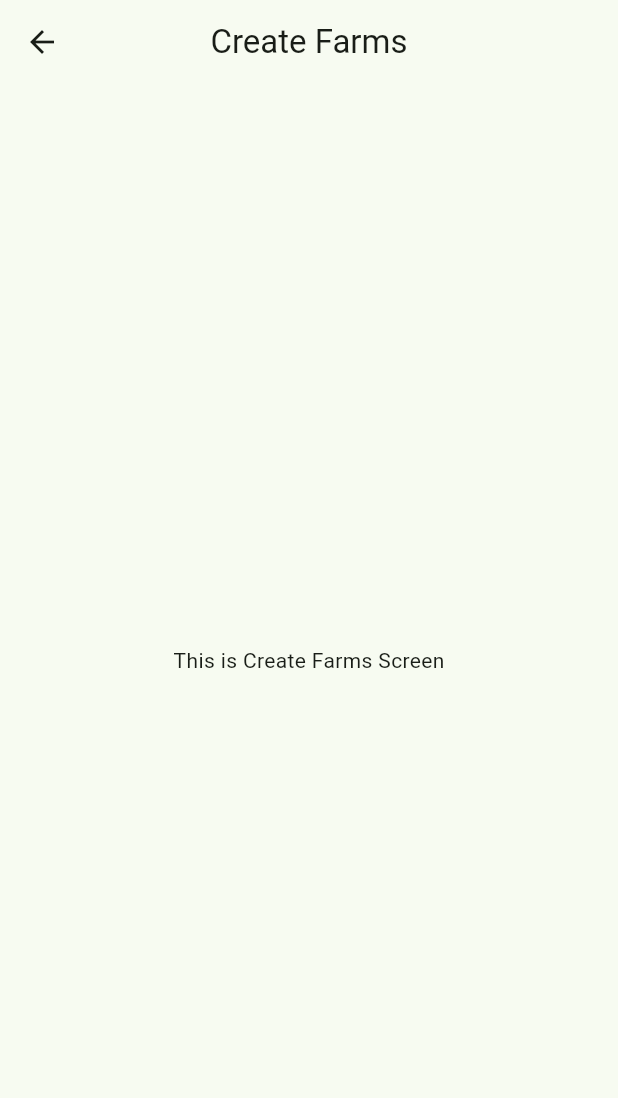
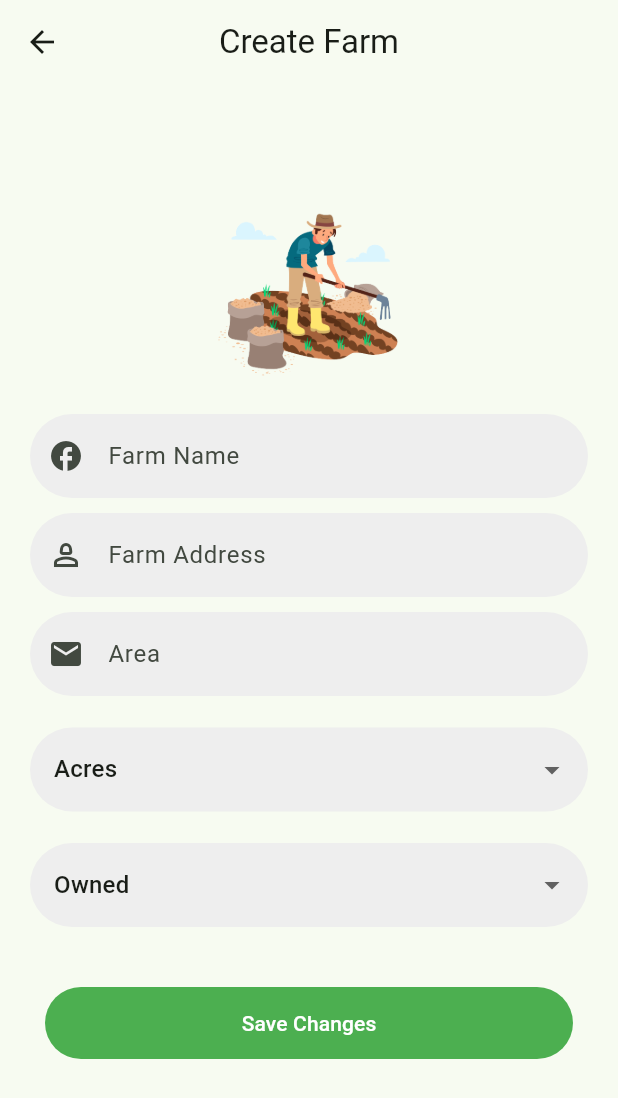
Before and after one commit to ShriHerwade/sheti_next, a Flutter app: the CreateFarms screen opened directly, on a phone screen of 412 x 824 dp. Shown: the top 1098 px of the screen. Run offline on Flutter 3.47's test engine with Material 2 defaults, Android fonts, the phone set to English and light mode, and no system bars; our stand-ins replace google_nav_bar, introduction_screen, shared_preferences, sqflite, toast; accounts and stored records are empty.

Commit message:
create farm done

```diff
--- a/lib/main.dart
+++ b/lib/main.dart
@@ -1,4 +1,5 @@
 import 'package:flutter/material.dart';
+import 'package:sheti_next/zebra/screen/farming/CreateFarmScreen.dart';
 import 'package:sheti_next/zebra/screen/farming/HomeScreen.dart';
 import 'package:sheti_next/zebra/screen/user/LoginScreen.dart';
 
@@ -20,7 +21,7 @@ class MyApp extends StatelessWidget {
           primarySwatch: Colors.lightGreen,
           useMaterial3: true,
         ),
-        home: LoginScreen()
+        home: CreateFarms()
     );
   }
 }
--- /dev/null
+++ b/lib/zebra/common/widgets/NxDropDownFormField.dart
@@ -0,0 +1,70 @@
+import 'package:flutter/material.dart';
+
+class NxDDFormField extends StatefulWidget {
+  final List<String> options;
+  final String value;
+  final ValueChanged<String> onChanged;
+  String label="";
+
+  NxDDFormField({
+    required this.options,
+    required this.value,
+    required this.onChanged,
+    //this.label,
+  });
+
+  @override
+  _NxDDFormFieldState createState() => _NxDDFormFieldState();
+}
+
+class _NxDDFormFieldState extends State<NxDDFormField> {
+  @override
+  Widget build(BuildContext context) {
+    return Container(
+      padding: EdgeInsets.symmetric(horizontal: 20.0),
+      child: Column(
+        children: <Widget>[
+          Text(
+            widget.label,
+            style: TextStyle(
+              fontWeight: FontWeight.bold,
+            ),
+          ),
+
+          DropdownButtonFormField<String>(
+            value: widget.value,
+            items: widget.options.map((String value) {
+              return DropdownMenuItem<String>(
+                value: value,
+                child: Text(value),
+              );
+            }).toList(),
+            onChanged: (String? newValue) {
+              if (newValue != null) {
+                widget.onChanged(newValue);
+              }
+            },
+      decoration: InputDecoration(
+      enabledBorder: OutlineInputBorder(
+      borderRadius: BorderRadius.all(Radius.circular(30.0)),
+      borderSide: BorderSide(color: Colors.transparent)),
+      focusedBorder: OutlineInputBorder(
+      borderRadius: BorderRadius.all(Radius.circular(30.0)),
+      borderSide: BorderSide(color: Colors.blue)),
+      disabledBorder: OutlineInputBorder(
+      borderRadius: BorderRadius.all(Radius.circular(30.0)),
+      borderSide: BorderSide(color: Colors.grey)),
+      errorBorder: OutlineInputBorder(
+      borderRadius: BorderRadius.all(Radius.circular(30.0)),
+      borderSide: BorderSide(color: Colors.grey)),
+   // prefixIcon: Icon(icon),
+      //hintText: hintName,
+      // labelText: hintName,
+      fillColor: Colors.grey[200],
+      filled: true),
+            ),
+        ],
+      ),
+    );
+  }
+}
--- a/lib/zebra/common/widgets/NxDropdown.dart
+++ b/lib/zebra/common/widgets/NxDropdown.dart
@@ -14,6 +14,7 @@ class _NxDropdownState extends State<NxDropdown> {
   List<DropdownMenuItem<UserModel>> dropdownItems = [];
   //String selectOption = "Select option";
   UserModel? selectedUser;
+  DropdownButtonFormField? hint;
 
   // working code
  // final DatabaseHelper databaseHelper = DatabaseHelper();
--- a/lib/zebra/common/widgets/NxNavBar.dart
+++ b/lib/zebra/common/widgets/NxNavBar.dart
@@ -1,4 +1,5 @@
 import 'package:flutter/material.dart';
+import 'package:sheti_next/zebra/screen/farming/CreateFarmScreen.dart';
 import 'package:sheti_next/zebra/screen/farming/MyExpensesScreen.dart';
 import 'package:sheti_next/zebra/screen/farming/MyFarmsScreen.dart';
 import '../../screen/farming/MyCropsScreen.dart';
@@ -37,7 +38,7 @@ class NxNavBar extends StatelessWidget {
                   leading: Icon(Icons.landslide),
                   title: InkWell(
                     onTap: (){
-                      Navigator.push(context,MaterialPageRoute(builder:(_)=> MyFarms()));
+                      Navigator.push(context,MaterialPageRoute(builder:(_)=> CreateFarms()));
                     },
                       child: Text("Farms")),
                 ),
--- a/lib/zebra/screen/farming/CreateFarmScreen.dart
+++ b/lib/zebra/screen/farming/CreateFarmScreen.dart
@@ -1,4 +1,15 @@
 import 'package:flutter/material.dart';
+import 'package:sheti_next/zebra/common/widgets/NxDropDownFormField.dart';
+import 'package:sheti_next/zebra/common/widgets/NxDropdown.dart';
+import 'package:sheti_next/zebra/common/widgets/NxTextFormField.dart';
+import 'package:sheti_next/zebra/screen/farming/HomeScreen.dart';
+import 'package:sheti_next/zebra/screen/user/LoginScreen.dart';
+import 'package:sheti_next/zebra/screen/user/SignupScreen.dart';
+import 'package:shared_preferences/shared_preferences.dart';
+import 'package:sheti_next/zebra/common/widgets//NxAlert.dart';
+import 'package:sheti_next/zebra/common/util/InputValidator.dart';
+import 'package:sheti_next/zebra/dao/DbHelper.dart';
+import 'package:sheti_next/zebra/dao/models/UserModel.dart';
 class CreateFarms extends StatefulWidget {
   const CreateFarms({super.key});
 
@@ -7,18 +18,136 @@ class CreateFarms extends StatefulWidget {
 }
 
 class _CreateFarmsState extends State<CreateFarms> {
+  final _formKey = new GlobalKey<FormState>();
+  final _confarmName = TextEditingController();
+  final _confarmAddress = TextEditingController();
+  final _confarmArea = TextEditingController();
+  final _farmType=["Owned","Leased","Joint Venture"];
+  final _unit=["Acres","Hecters"];
+  //final _comArea = selectedText;
+  //final _comType =
+  DbHelper? dbHelper;
+  @override
+  void initState() {
+    // TODO: implement initState
+    super.initState();
+    dbHelper = DbHelper();
+  }
+  /*saveFarm() async {
+
+    String farm_Name = _confarmName.text;
+    String farm_Address = _confarmAddress.text;
+    String farm_Area = _confarmArea.text;
+    String farm_Unit = _conpin.text;
+    String farm_Type = _conpin.text;
+
+    //DateTime createdDate= _createdDate;
+    //DateTime updatedDate = _updatedDate;
+
+    if (_formKey.currentState!.validate()) {
+      _formKey.currentState?.save();
+
+      UserModel uModel = UserModel(user_id, user_name, email, mobileNo, pin); //,createdDate,updatedDate);
+      await dbHelper.saveData(uModel).then((userData) {
+        alertDialog(context, "Successfully Saved");
+        Navigator.push(
+            context, MaterialPageRoute(builder: (_) => LoginScreen()));
+      }).catchError((error) {
+        print(error);
+        alertDialog(context, "Error: Data Save Failed");
+      });
+    }
+  }
+*/
   @override
   Widget build(BuildContext context) {
     return Scaffold(
       appBar: AppBar(
+        title: Text("Create Farm"),
         centerTitle: true,
-        title: Text("Create Farms"),
       ),
-      body: Center(
-        child: Container(
-          child: Text("This is Create Farms Screen"),
+      body: Form(
+        key: _formKey,
+        child: SingleChildScrollView(
+          scrollDirection: Axis.vertical,
+          child: Container(
+            child: Center(
+              child: Column(
+                mainAxisAlignment: MainAxisAlignment.center,
+                children: [
+                  Container(
+                    child: Column(
+                      children: [
+                        const SizedBox(height: 50),
+                        /* Text("Create your account",
+                          style:TextStyle(
+                              fontWeight: FontWeight.bold,
+                              color: Colors.black12,
+                              fontSize: 40.0),
+                        ),*/
+                        const SizedBox(height: 10),
+                        Image.asset(
+                          "assets/images/W1.png",
+                          height: 150,
+                          width: 150,
+                        ),
+                        const SizedBox(height: 10),
+                      ],
+                    ),
+                  ),
+                  NxTextFormField(
+                    controller: _confarmName,
+                    hintName: "Farm Name",
+                    icon: Icons.facebook,
+                    inputType: TextInputType.name,
+                  ),
+                  SizedBox(height: 10.0),
+                  NxTextFormField(
+                    controller: _confarmAddress,
+                    hintName: "Farm Address",
+                    inputType: TextInputType.name,
+                    icon: Icons.person_2_outlined,
+                  ),
+                  SizedBox(height: 10.0),
+                  NxTextFormField(
+                    controller: _confarmArea,
+                    hintName: "Area",
+                    icon: Icons.email,
+                    inputType: TextInputType.number,
+                  ),
+                  NxDDFormField(
+                      options: _unit,
+                      value: _unit.first,
+                      onChanged: (New){},
+                      ),
+                  NxDDFormField(
+                      options: _farmType,
+                      value: _farmType.first,
+                      onChanged: (New){},
+                      ),
+                  SizedBox(height: 10.0),
+                  Container(
+                    margin: EdgeInsets.all(30.0),
+                    width: double.infinity,
+                    child: TextButton(
+                      onPressed:(){} ,//saveFarm,
+                      child: Text(
+                        "Save Changes",
+                        style: TextStyle(color: Colors.white),
+                      ),
+                    ),
+                    decoration: BoxDecoration(
+                        color: Colors.green,
+                        borderRadius: BorderRadius.circular(30.0)),
+                  ),
+
+                ],
+              ),
+            ),
+          ),
         ),
       ),
     );
   }
+
 }
```
